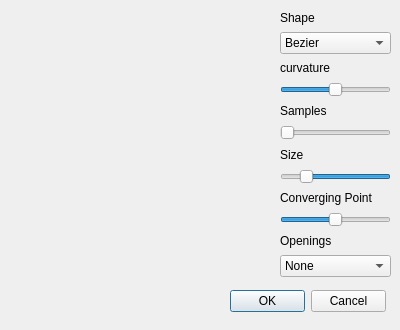
Qt form forms/connectorpanel.ui (TopModLab/Unfolding) before a commit.
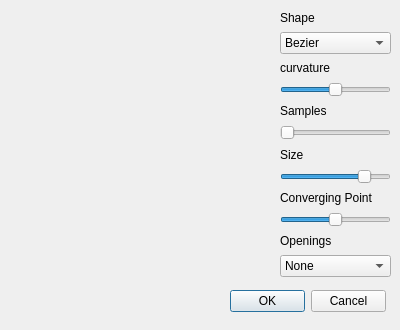
The same form after that commit.

```diff
--- a/forms/connectorpanel.ui
+++ b/forms/connectorpanel.ui
@@ -123,7 +123,7 @@
        <enum>Qt::Horizontal</enum>
       </property>
       <property name="invertedAppearance">
-       <bool>true</bool>
+       <bool>false</bool>
       </property>
       <property name="invertedControls">
        <bool>false</bool>
```
Left out of the diff: 2 changed lines with no effect on the pictures.
